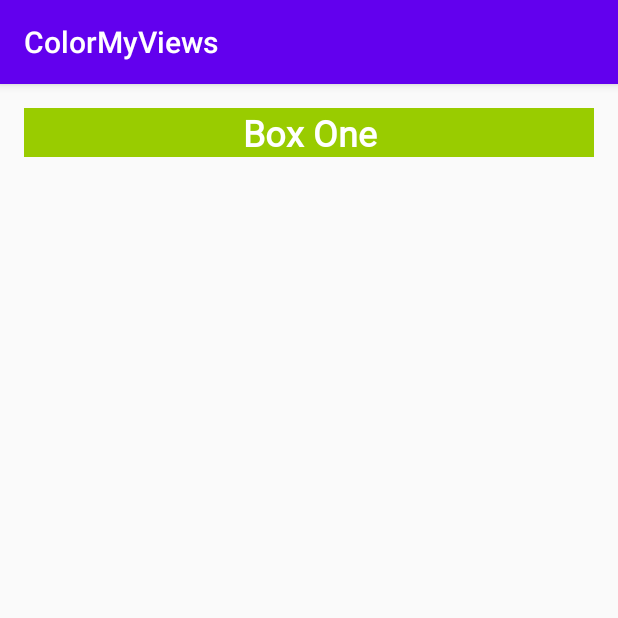
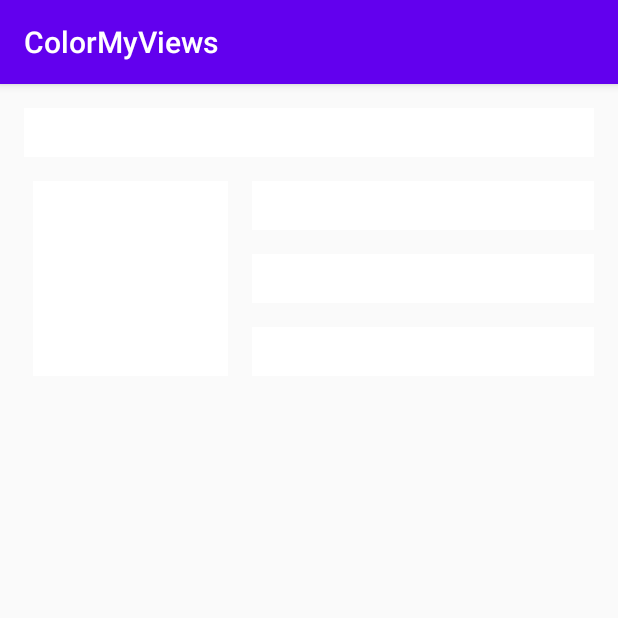
Before and after one commit to Breens-Mbaka/ColorMyViews, an Android app: the screen it shows after launch (MainActivity), on a phone screen of 412 x 824 dp, the top half of it. Run offline under Robolectric (Android 15) with nearby library versions, the phone set to English and light mode, and no system bars.

Commit message:
Set onclicklisteners on the boxes so that when they are clicked they show differrent colors.Constarint layout is really helpful positioned the boxes flexibly in the layout. It was also easier with the help of the layout editor

```diff
--- a/app/src/main/java/com/example/colormyviews/MainActivity.kt
+++ b/app/src/main/java/com/example/colormyviews/MainActivity.kt
@@ -1,11 +1,42 @@
 package com.example.colormyviews
 
+import android.graphics.Color
 import android.os.Bundle
+import android.view.View
 import androidx.appcompat.app.AppCompatActivity
+import kotlinx.android.synthetic.main.activity_main.*
 
 class MainActivity : AppCompatActivity() {
     override fun onCreate(savedInstanceState: Bundle?) {
         super.onCreate(savedInstanceState)
         setContentView(R.layout.activity_main)
+
+        setListeners()
+    }
+
+    private fun setListeners() {
+        val clickableViews: List<View> =
+            listOf(box_one_text,box_two_text,box_three_text,
+            box_four_text,box_five_text,constraint_layout)
+
+        for(item in clickableViews) {
+            item.setOnClickListener { makeColored(it) }
+        }
+    }
+
+    private fun makeColored(view: View) {
+
+        when(view.id) {
+            //Boxes using Color class for the background
+            R.id.box_one_text -> view.setBackgroundColor(Color.DKGRAY)
+            R.id.box_two_text -> view.setBackgroundColor(Color.GRAY)
+
+            //Boxes using Android resource color for background
+            R.id.box_three_text -> view.setBackgroundResource(android.R.color.holo_green_light)
+            R.id.box_four_text -> view.setBackgroundResource(android.R.color.holo_green_dark)
+            R.id.box_five_text -> view.setBackgroundResource(android.R.color.holo_green_light)
+
+            else -> view.setBackgroundColor(Color.LTGRAY)
+        }
     }
 }
--- a/app/src/main/res/layout/activity_main.xml
+++ b/app/src/main/res/layout/activity_main.xml
@@ -2,6 +2,7 @@
 <androidx.constraintlayout.widget.ConstraintLayout xmlns:android="http://schemas.android.com/apk/res/android"
     xmlns:app="http://schemas.android.com/apk/res-auto"
     xmlns:tools="http://schemas.android.com/tools"
+    android:id="@+id/constraint_layout"
     android:layout_width="match_parent"
     android:layout_height="match_parent"
     tools:context=".MainActivity">
@@ -19,4 +20,56 @@
         app:layout_constraintRight_toRightOf="parent"
         app:layout_constraintTop_toTopOf="parent" />
 
+    <TextView
+        android:id="@+id/box_two_text"
+        style="@style/WhiteBox"
+        android:layout_width="130dp"
+        android:layout_height="130dp"
+        android:layout_marginStart="22dp"
+        android:layout_marginTop="16dp"
+        android:text="@string/box_two"
+        app:layout_constraintStart_toStartOf="parent"
+        app:layout_constraintTop_toBottomOf="@+id/box_one_text" />
+
+    <TextView
+        android:id="@+id/box_three_text"
+        style="@style/WhiteBox"
+        android:layout_width="0dp"
+        android:layout_height="wrap_content"
+        android:layout_marginStart="16dp"
+        android:layout_marginEnd="16dp"
+        android:text="@string/box_three"
+        app:layout_constraintBottom_toTopOf="@+id/box_four_text"
+        app:layout_constraintEnd_toEndOf="parent"
+        app:layout_constraintStart_toEndOf="@+id/box_two_text"
+        app:layout_constraintTop_toTopOf="@+id/box_two_text" />
+
+    <TextView
+        android:id="@+id/box_four_text"
+        style="@style/WhiteBox"
+        android:layout_width="0dp"
+        android:layout_height="wrap_content"
+        android:layout_marginStart="16dp"
+        android:layout_marginTop="16dp"
+        android:layout_marginEnd="16dp"
+        android:layout_marginBottom="16dp"
+        android:text="@string/box_four"
+        app:layout_constraintBottom_toTopOf="@+id/box_five_text"
+        app:layout_constraintEnd_toEndOf="parent"
+        app:layout_constraintStart_toEndOf="@+id/box_two_text"
+        app:layout_constraintTop_toBottomOf="@+id/box_three_text" />
+
+    <TextView
+        android:id="@+id/box_five_text"
+        style="@style/WhiteBox"
+        android:layout_width="0dp"
+        android:layout_height="wrap_content"
+        android:layout_marginStart="16dp"
+        android:layout_marginEnd="16dp"
+        android:text="@string/box_five"
+        app:layout_constraintBottom_toBottomOf="@+id/box_two_text"
+        app:layout_constraintEnd_toEndOf="parent"
+        app:layout_constraintStart_toEndOf="@+id/box_two_text"
+        app:layout_constraintTop_toBottomOf="@+id/box_four_text" />
+
 </androidx.constraintlayout.widget.ConstraintLayout>
--- a/app/src/main/res/values/strings.xml
+++ b/app/src/main/res/values/strings.xml
@@ -1,4 +1,11 @@
 <resources>
     <string name="app_name">ColorMyViews</string>
     <string name="box_one">Box One</string>
+    <string name="box_two">Box Two</string>
+    <string name="box_three">Box Three</string>
+    <string name="box_four">Box Four</string>
+    <string name="box_five">Box Five</string>
+    <string name="button_red">RED</string>
+    <string name="button_yellow">YELLOW</string>
+    <string name="button_green">GREEN</string>
 </resources>
--- a/app/src/main/res/values/styles.xml
+++ b/app/src/main/res/values/styles.xml
@@ -8,7 +8,7 @@
     </style>
 
     <style name="WhiteBox">
-        <item name="android:background">@android:color/holo_green_light</item>
+        <item name="android:background">@android:color/white</item>
         <item name="android:textAlignment">center</item>
         <item name="android:textSize">@dimen/box_text_size</item>
         <item name="android:textStyle">bold</item>
```
